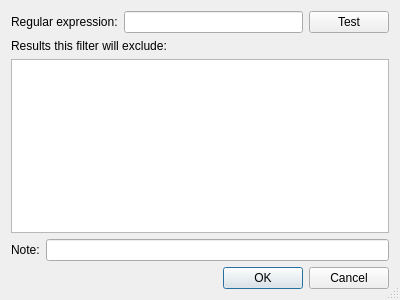
chennes/CleanSARIF, file src/NewFileFilter.ui: the form before one commit.
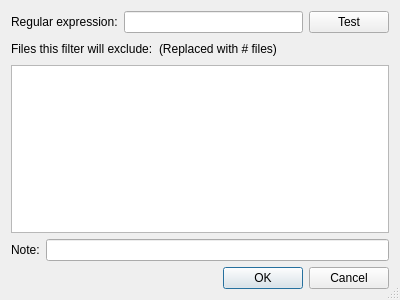
The form after the commit.

Commit message: Implement adding and removing filters from the list

```diff
--- a/src/NewFileFilter.ui
+++ b/src/NewFileFilter.ui
@@ -42,11 +42,35 @@
     </layout>
    </item>
    <item>
-    <widget class="QLabel" name="label_2">
-     <property name="text">
-      <string>Results this filter will exclude:</string>
-     </property>
-    </widget>
+    <layout class="QHBoxLayout" name="horizontalLayout_3">
+     <item>
+      <widget class="QLabel" name="label_2">
+       <property name="text">
+        <string>Files this filter will exclude:</string>
+       </property>
+      </widget>
+     </item>
+     <item>
+      <widget class="QLabel" name="numberOfMatchesLabel">
+       <property name="text">
+        <string>(Replaced with # files)</string>
+       </property>
+      </widget>
+     </item>
+     <item>
+      <spacer name="horizontalSpacer">
+       <property name="orientation">
+        <enum>Qt::Horizontal</enum>
+       </property>
+       <property name="sizeHint" stdset="0">
+        <size>
+         <width>40</width>
+         <height>20</height>
+        </size>
+       </property>
+      </spacer>
+     </item>
+    </layout>
    </item>
    <item>
     <widget class="QListWidget" name="resultsList"/>
```
Left out of the diff: 10 changed lines with no effect on the pictures. The commit also changes 11 other files.
